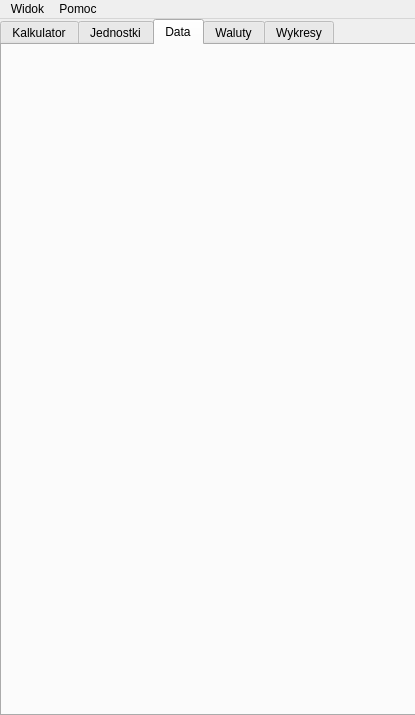
The window that Kalkulator/calculator.ui (Igor700/projektcpp) describes before a commit, drawn with Qt 5.
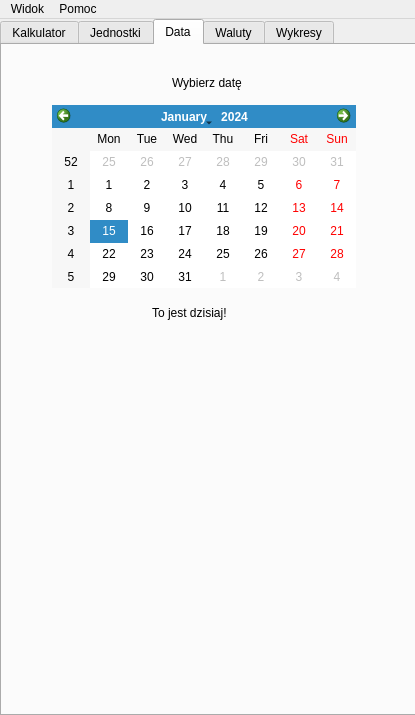
The same window after the commit. The open tabs and pages were chosen to show the change. Icons and pictures are not drawn.

Commit message: Dodany kalendarz

Diff of the .ui file:
```diff
--- a/Kalkulator/calculator.ui
+++ b/Kalkulator/calculator.ui
@@ -875,6 +875,42 @@
      <attribute name="title">
       <string>Data</string>
      </attribute>
+     <widget class="QLabel" name="label_4">
+      <property name="geometry">
+       <rect>
+        <x>150</x>
+        <y>260</y>
+        <width>141</width>
+        <height>16</height>
+       </rect>
+      </property>
+      <property name="text">
+       <string>To jest dzisiaj!</string>
+      </property>
+     </widget>
+     <widget class="QLabel" name="label_5">
+      <property name="geometry">
+       <rect>
+        <x>170</x>
+        <y>30</y>
+        <width>71</width>
+        <height>16</height>
+       </rect>
+      </property>
+      <property name="text">
+       <string>Wybierz datę</string>
+      </property>
+     </widget>
+     <widget class="QCalendarWidget" name="calendarWidget">
+      <property name="geometry">
+       <rect>
+        <x>50</x>
+        <y>60</y>
+        <width>304</width>
+        <height>183</height>
+       </rect>
+      </property>
+     </widget>
     </widget>
     <widget class="QWidget" name="tab_4">
      <attribute name="title">
```
Left out of the diff: 2 changed lines with no effect on the pictures. The commit also changes 2 other files.
